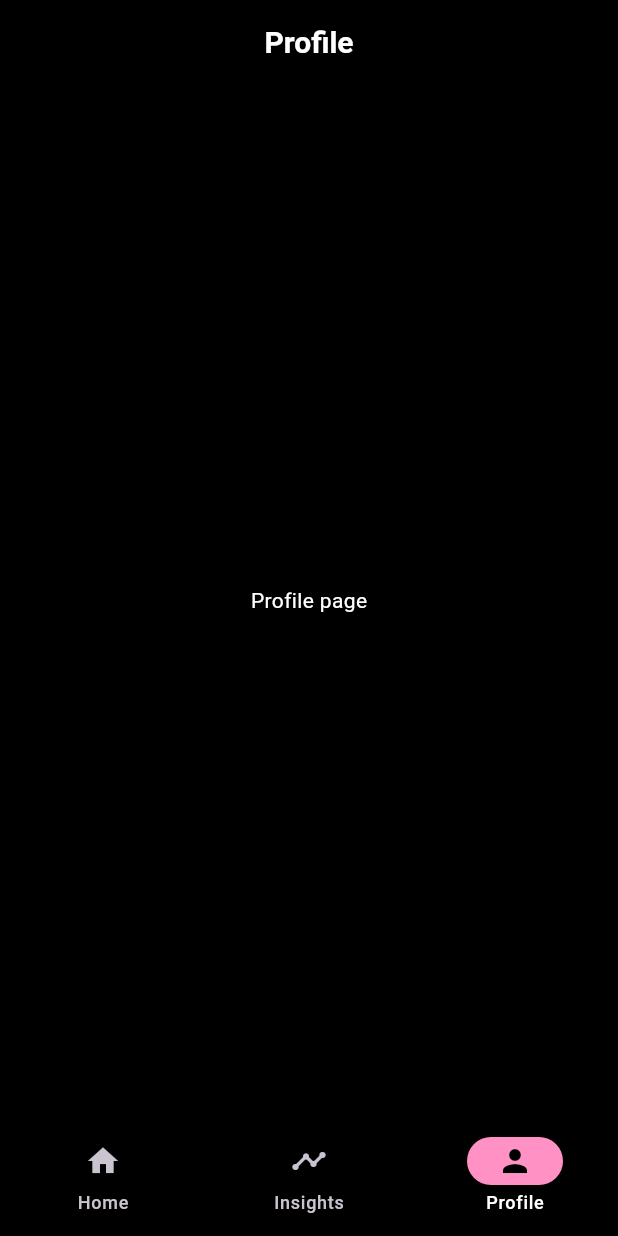
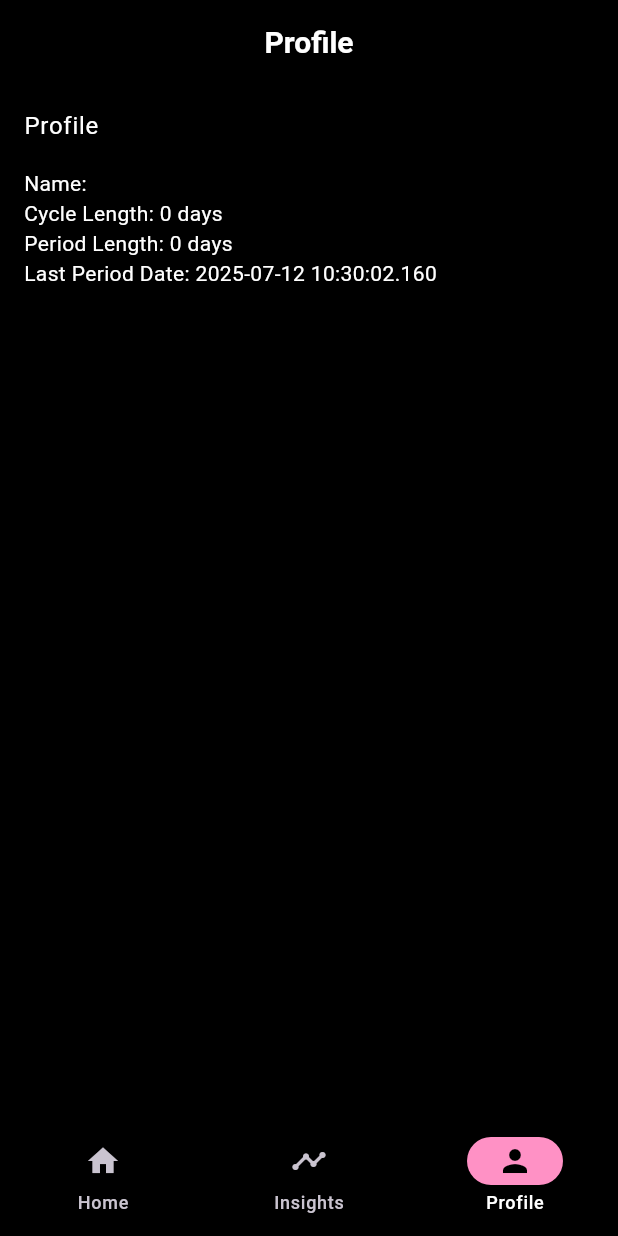
Before and after one commit to lebaaar/period_tracker, a Flutter app: the MainNavigation screen opened by its route, item 3 of the bottom bar chosen, on a phone screen of 412 x 824 dp. Run offline on Flutter 3.47's test engine with Material 3 defaults, Android fonts, the light colour scheme and no system bars; our stand-ins replace go_router, shared_preferences, sqflite, table_calendar; accounts and stored records are empty.

Commit message:
onboaring, user_provider, basic profile page

```diff
--- a/lib/main.dart
+++ b/lib/main.dart
@@ -3,6 +3,7 @@ import 'package:flutter/services.dart';
 import 'package:go_router/go_router.dart';
 import 'package:period_tracker/pages/onboarding_screen.dart';
 import 'package:period_tracker/providers/period_provider.dart';
+import 'package:period_tracker/providers/user_provider.dart';
 import 'package:period_tracker/theme.dart';
 import 'package:provider/provider.dart';
 import 'package:shared_preferences/shared_preferences.dart';
@@ -38,7 +39,10 @@ Future<void> main() async {
 
   runApp(
     MultiProvider(
-      providers: [ChangeNotifierProvider(create: (_) => PeriodProvider())],
+      providers: [
+        ChangeNotifierProvider(create: (_) => PeriodProvider()),
+        ChangeNotifierProvider(create: (_) => UserProvider()),
+      ],
       child: PeriodTrackerApp(showOnboarding: !onBoardingComplete),
     ),
   );
--- /dev/null
+++ b/lib/models/user_model.dart
@@ -0,0 +1,40 @@
+class User {
+  final int? id;
+  final String? name;
+  final int cycleLength;
+  final int periodLength;
+  final DateTime lastPeriodDate;
+
+  User({
+    this.id,
+    this.name,
+    required this.cycleLength,
+    required this.periodLength,
+    required this.lastPeriodDate,
+  });
+
+  factory User.fromMap(Map<String, dynamic> map) {
+    return User(
+      id: map['id'] as int?,
+      name: map['name'] as String?,
+      cycleLength: map['cycleLength'] as int,
+      periodLength: map['periodLength'] as int,
+      lastPeriodDate: DateTime.parse(map['lastPeriodDate'] as String),
+    );
+  }
+
+  Map<String, dynamic> toMap() {
+    return {
+      'id': id ?? 1,
+      'name': name,
+      'cycleLength': cycleLength,
+      'periodLength': periodLength,
+      'lastPeriodDate': lastPeriodDate.toIso8601String(),
+    };
+  }
+
+  @override
+  String toString() {
+    return 'User(id: $id, name: $name, cycleLength: $cycleLength, periodLength: $periodLength, lastPeriodDate: $lastPeriodDate)';
+  }
+}
--- a/lib/pages/profile_page.dart
+++ b/lib/pages/profile_page.dart
@@ -1,4 +1,7 @@
 import 'package:flutter/material.dart';
+import 'package:period_tracker/models/user_model.dart';
+import 'package:period_tracker/providers/user_provider.dart';
+import 'package:provider/provider.dart';
 
 class ProfilePage extends StatefulWidget {
   const ProfilePage({super.key});
@@ -8,8 +11,39 @@ class ProfilePage extends StatefulWidget {
 }
 
 class _ProfilePageState extends State<ProfilePage> {
+  String? _name;
+  int? cycleLength;
+  int? periodLength;
+  DateTime? lastPeriodDate;
+
   @override
   Widget build(BuildContext context) {
-    return SafeArea(child: Center(child: Text('Profile page')));
+    final UserProvider userProvider = Provider.of<UserProvider>(context);
+    final user = userProvider.user;
+
+    _name = user?.name;
+    cycleLength = user?.cycleLength;
+    periodLength = user?.periodLength;
+    lastPeriodDate = user?.lastPeriodDate;
+
+    if (user == null) {
+      return const Center(child: CircularProgressIndicator());
+    }
+    return SafeArea(
+      child: Padding(
+        padding: const EdgeInsets.all(16.0),
+        child: Column(
+          crossAxisAlignment: CrossAxisAlignment.start,
+          children: [
+            Text('Profile', style: Theme.of(context).textTheme.bodyLarge),
+            const SizedBox(height: 16),
+            Text('Name: ${_name ?? 'Not set'}'),
+            Text('Cycle Length: ${cycleLength ?? 'Not set'} days'),
+            Text('Period Length: ${periodLength ?? 'Not set'} days'),
+            Text('Last Period Date: ${lastPeriodDate?.toLocal() ?? 'Not set'}'),
+          ],
+        ),
+      ),
+    );
   }
 }
```
Also changed, not shown: lib/pages/onboarding_screen.dart (+182 -38 lines), lib/providers/user_provider.dart (added, +53 -0 lines), lib/services/database_service.dart (+44 -1 lines).
